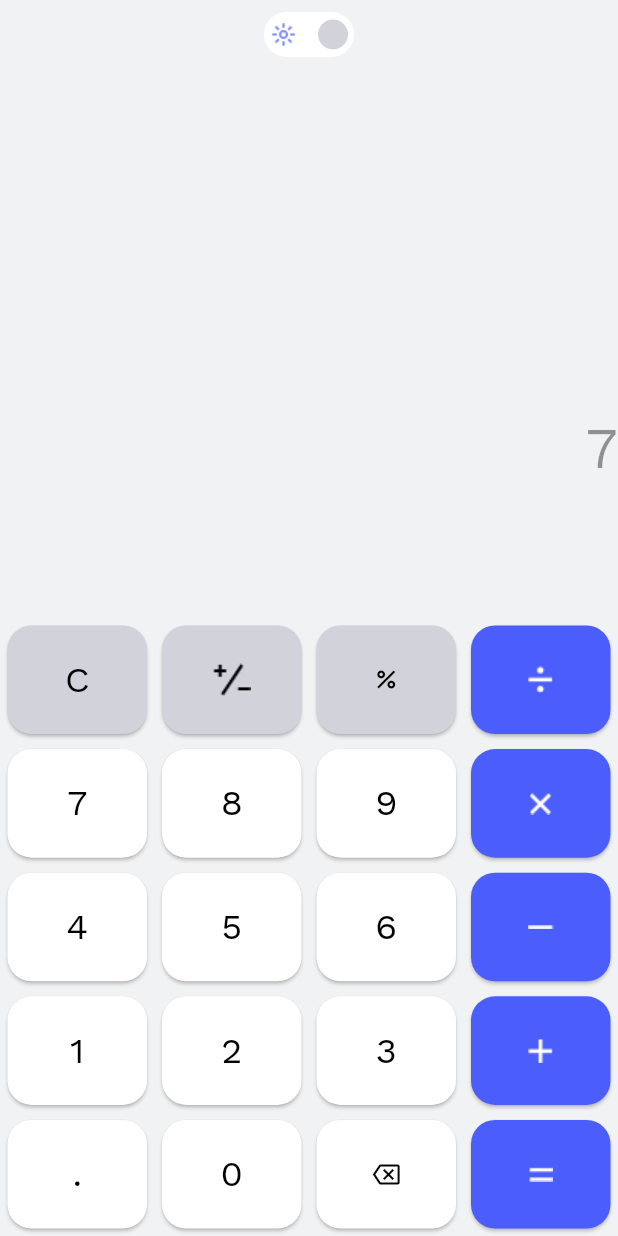
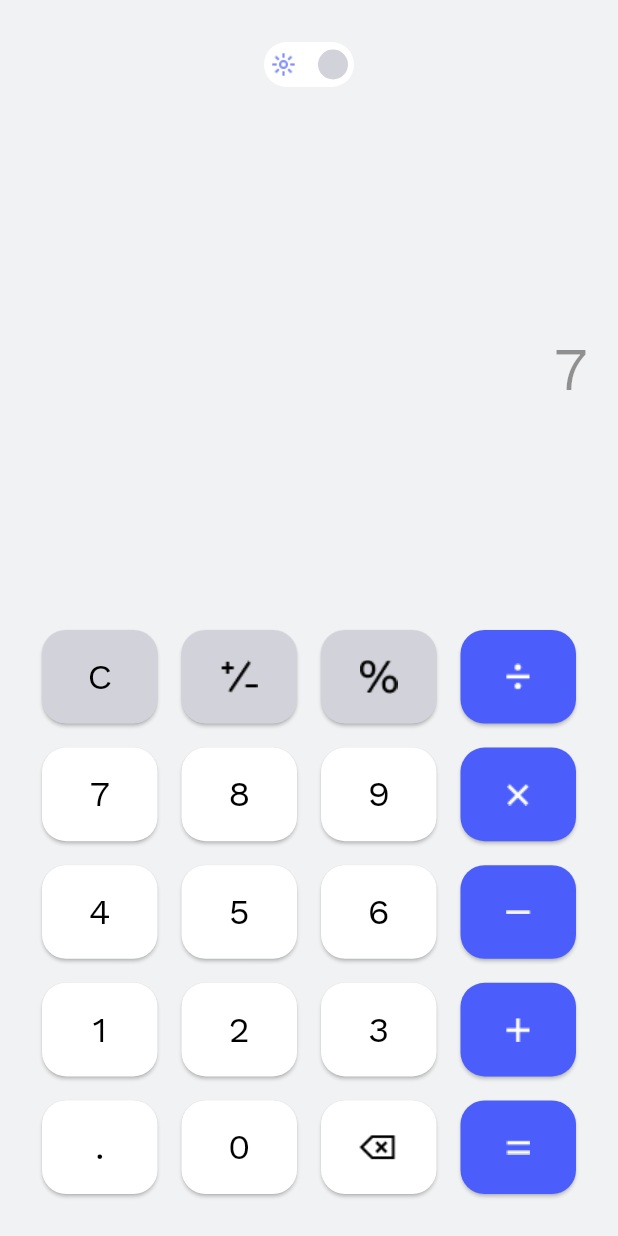
Before and after one commit to vietdung282002/calculator, a Flutter app: the screen it shows after launch, after a tap on an icon or button, on a phone screen of 412 x 824 dp. Run offline on Flutter 3.47's test engine with Material 3 defaults, Android fonts, the phone set to English and light mode, and no system bars; our stand-ins replace google_fonts.

Commit message:
update format result

```diff
--- a/lib/screen/home_provider.dart
+++ b/lib/screen/home_provider.dart
@@ -1,4 +1,5 @@
 import 'package:flutter/material.dart';
+import 'package:intl/intl.dart';
 
 class HomeProvider extends ChangeNotifier {
   double _result = 0.0;
@@ -12,48 +13,57 @@ class HomeProvider extends ChangeNotifier {
   void updateOperation(String value) {
     if (value == '=') {
       calculate();
-      return;
-    }
-    if (value == 'C') {
+    } else if (value == 'C') {
       _operation = '';
       _resultString = '';
     } else if (value == 'DEL') {
       if (_operation.isNotEmpty) {
         _operation = _operation.substring(0, _operation.length - 1);
       }
-    } else if (value == 'UNION') {
-      if (RegExp(r'\d').hasMatch(_operation[_operation.length - 1])) {
-        for (int i = _operation.length - 1; i >= 0; i--) {
-          if (_operation[i] == '+' || _operation[i] == '-') {
-            _operation =
-                '${_operation.substring(0, i + 1)}-${_operation.substring(i + 1)}';
-            break;
-          }
-          if (i - 1 < 0) {
-            _operation = '-$_operation';
-          }
+    } else if (value == 'NEG') {
+      if (_operation.isNotEmpty &&
+          RegExp(r'\d').hasMatch(_operation[_operation.length - 1])) {
+        int i = _operation.length - 1;
+        while (i >= 0 && RegExp(r'\d').hasMatch(_operation[i])) {
+          i--;
+        }
+        if (i >= 0 && (_operation[i] == '+' || _operation[i] == '-')) {
+          _operation = _operation.substring(0, i) +
+              (_operation[i] == '+' ? '-' : '+') +
+              _operation.substring(i + 1);
+        } else {
+          _operation = '-$_operation';
         }
       }
     } else if (value == '%') {
-      if (_operation.isEmpty ||
-          !_operation[_operation.length - 1].contains(RegExp(r'\d'))) {
-        return;
+      if (_operation.isNotEmpty &&
+          RegExp(r'\d').hasMatch(_operation[_operation.length - 1])) {
+        _operation += value;
       }
-      _operation += value;
     } else if (value == '÷' || value == 'x' || value == '+' || value == '-') {
-      if (_operation == '') {
-        return;
+      if (_operation.isNotEmpty &&
+          (RegExp(r'\d').hasMatch(_operation[_operation.length - 1]) ||
+              _operation[_operation.length - 1] == '%')) {
+        _operation += value;
       }
+    } else if (value == '.') {
       if (_operation.isNotEmpty &&
-          (_operation.endsWith('+') ||
-              _operation.endsWith('-') ||
-              _operation.endsWith('x') ||
-              _operation.endsWith('÷'))) {
-        _operation = _operation.substring(0, _operation.length - 1);
+          RegExp(r'\d').hasMatch(_operation[_operation.length - 1])) {
+        _operation += value;
       }
-      _operation += value;
     } else {
       _operation += value;
+      int i = _operation.length - 1;
+      while (i >= 0 &&
+          (RegExp(r'\d|\.', unicode: true).hasMatch(_operation[i]) ||
+              _operation[i] == ',')) {
+        i--;
+      }
+      String numberString = _operation.substring(i + 1).replaceAll(',', '');
+      if (!numberString.contains('.')) {
+        String lastNumber = formartNumber(double.parse(numberString));
+        _operation = _operation.substring(0, i + 1) + lastNumber;
+      }
     }
     notifyListeners();
   }
@@ -85,8 +95,7 @@ class HomeProvider extends ChangeNotifier {
     try {
       final result = _evaluateExpression(_operation);
       _result = result;
-      _resultString =
-          _result % 1 == 0 ? _result.toInt().toString() : _result.toString();
+      _resultString = formartNumber(result);
     } catch (e) {
       _result = 0;
       _resultString = 'Error';
@@ -131,7 +140,6 @@ class HomeProvider extends ChangeNotifier {
         result.add(calculation);
       }
     }
-
     return result[0];
   }
 
@@ -141,6 +149,9 @@ class HomeProvider extends ChangeNotifier {
 
     for (var i = 0; i < expression.length; i++) {
       var char = expression[i];
+      if (char == ',') {
+        continue;
+      }
       if (RegExp(r'\d').hasMatch(char) || char == '.') {
         num += char;
       } else {
@@ -179,7 +190,6 @@ class HomeProvider extends ChangeNotifier {
     while (operatorStack.isNotEmpty) {
       output.add(operatorStack.removeLast());
     }
-
     return output;
   }
 
@@ -188,4 +198,16 @@ class HomeProvider extends ChangeNotifier {
     if (operator == 'x' || operator == '÷' || operator == '%') return 2;
     return 0; // Parentheses or other operators
   }
+
+  String formartNumber(double rawNumber) {
+    if (rawNumber % 1 == 0) {
+      String formatted = NumberFormat('###,###').format(rawNumber);
+      return formatted;
+    } else {
+      var stringParts = rawNumber.toString().split('.');
+      stringParts[0] =
+          NumberFormat('###,###').format(int.parse(stringParts[0]));
+      return "${stringParts[0]}.${stringParts[1]}";
+    }
+  }
 }
--- a/lib/screen/home_screen.dart
+++ b/lib/screen/home_screen.dart
@@ -1,4 +1,5 @@
 import 'package:calculator/screen/home_provider.dart';
+import 'package:calculator/utils/app_text_style.dart';
 import 'package:calculator/widget/button_widget.dart';
 import 'package:calculator/theme_provider.dart';
 import 'package:calculator/widget/toggle_widget.dart';
@@ -14,7 +15,7 @@ class HomeScreen extends StatelessWidget {
     return Scaffold(
       body: SafeArea(
         child: Padding(
-          padding: const EdgeInsets.all(0.0),
+          padding: const EdgeInsets.all(20.0),
           child: Column(
             mainAxisAlignment: MainAxisAlignment.end,
             children: [
@@ -43,8 +44,8 @@ class HomeScreen extends StatelessWidget {
                 Consumer<ThemeProvider>(
                   builder: (context, themeProvider, child) {
                     return ButtonWidget(
-                      width: size.width / 4,
-                      height: size.height / 10,
+                      width: (size.width - 40) / 4,
+                      height: (size.height - 40) / 10,
                       backgroundColor: ButtonData.getButtonColor(
                           ButtonData.buttons[i][j], themeProvider.mode),
                       onPressed: () {
@@ -52,7 +53,9 @@ class HomeScreen extends StatelessWidget {
                             .updateOperation(ButtonData.buttons[i][j].label);
                       },
                       child: ButtonData.getButtonChild(
-                          ButtonData.buttons[i][j], themeProvider.mode),
+                        ButtonData.buttons[i][j],
+                        themeProvider.mode,
+                      ),
                     );
                   },
                 ),
@@ -81,9 +84,7 @@ class HomeScreen extends StatelessWidget {
                         operation,
                         maxLines: 1,
                         overflow: TextOverflow.ellipsis,
-                        style: const TextStyle(
-                          fontSize: 38,
-                        ),
+                        style: AppTextStyle.result,
                         textAlign: TextAlign.right,
                       ),
                     );
@@ -100,9 +101,7 @@ class HomeScreen extends StatelessWidget {
                       maxLines: 1,
                       overflow: TextOverflow.ellipsis,
                       result,
-                      style: const TextStyle(
-                        fontSize: 60,
-                      ),
+                      style: AppTextStyle.operator,
                     );
                   },
                 ),
--- a/lib/utils/app_text_style.dart
+++ b/lib/utils/app_text_style.dart
@@ -6,16 +6,11 @@ class AppTextStyle {
     fontWeight: FontWeight.w400,
   );
 
-  static TextStyle subtitle = const TextStyle(
-    fontSize: 18,
-    fontWeight: FontWeight.bold,
+  static TextStyle result = const TextStyle(
+    fontSize: 40,
   );
 
-  static TextStyle body = const TextStyle(
-    fontSize: 16,
-  );
-
-  static TextStyle caption = const TextStyle(
-    fontSize: 12,
+  static TextStyle operator = const TextStyle(
+    fontSize: 96,
   );
 }
--- a/lib/utils/button_data.dart
+++ b/lib/utils/button_data.dart
@@ -19,7 +19,7 @@ class ButtonData {
   static List<List<CalculatorButton>> buttons = [
     [
       CalculatorButton("C", ButtonType.function),
-      CalculatorButton("UNION", ButtonType.function),
+      CalculatorButton("NEG", ButtonType.function),
       CalculatorButton("%", ButtonType.function),
       CalculatorButton("÷", ButtonType.operation),
     ],
@@ -65,8 +65,6 @@ class ButtonData {
         } else {
           return AppColor.darkNumberButton;
         }
-      default:
-        return Colors.white;
     }
   }
 
@@ -77,31 +75,61 @@ class ButtonData {
           button.label,
           style: AppTextStyle.buttonTextStyle,
         );
-      case "UNION":
+      case "NEG":
         if (mode == ThemeMode.light) {
-          return Image.asset("assets/light_union.png");
+          return Image.asset(
+            "assets/light_neg.png",
+          );
         } else {
-          return Image.asset("assets/dark_union.png");
+          return Image.asset(
+            "assets/dark_neg.png",
+          );
         }
       case "%":
-        return const Icon(Icons.percent_outlined);
+        if (mode == ThemeMode.light) {
+          return Image.asset(
+            "assets/light_percent.png",
+          );
+        } else {
+          return Image.asset(
+            "assets/dark_percent.png",
+          );
+        }
       case "÷":
-        return Image.asset("assets/divide.png");
+        return Image.asset(
+          "assets/divide.png",
+        );
       case "x":
-        return Image.asset("assets/multiply.png");
+        return Image.asset(
+          "assets/multiply.png",
+        );
       case "-":
-        return Image.asset("assets/minus.png");
+        return Image.asset(
+          "assets/minus.png",
+        );
       case "+":
-        return Image.asset("assets/plus.png");
+        return Image.asset(
+          "assets/plus.png",
+        );
       case ".":
         return Text(
           button.label,
           style: AppTextStyle.buttonTextStyle,
         );
       case "DEL":
-        return const Icon(Icons.backspace_outlined);
+        if (mode == ThemeMode.light) {
+          return Image.asset(
+            "assets/light_backspace.png",
+          );
+        } else {
+          return Image.asset(
+            "assets/dark_backspace.png",
+          );
+        }
       case "=":
-        return Image.asset("assets/equal.png");
+        return Image.asset(
+          "assets/equal.png",
+        );
       default:
         return Text(
           button.label,
--- a/lib/widget/button_widget.dart
+++ b/lib/widget/button_widget.dart
@@ -22,7 +22,7 @@ class ButtonWidget extends StatelessWidget {
       width: width,
       height: height,
       child: Padding(
-        padding: const EdgeInsets.all(5.0),
+        padding: const EdgeInsets.all(8.0),
         child: ElevatedButton(
           onPressed: onPressed,
           style: ButtonStyle(
--- a/pubspec.yaml
+++ b/pubspec.yaml
@@ -37,6 +37,7 @@ dependencies:
   cupertino_icons: ^1.0.8
   provider: ^6.1.2
   google_fonts: ^6.2.1
+  intl: ^0.20.1
 
 dev_dependencies:
   flutter_test:
```
Also changed, not shown: assets/dark_backspace.png (added), assets/dark_neg.png (renamed from assets/dark_union.png), assets/dark_percent.png (added), assets/light_backspace.png (added), assets/light_neg.png (renamed from assets/light_union.png), assets/light_percent.png (added), pubspec.lock, 10 other files.
